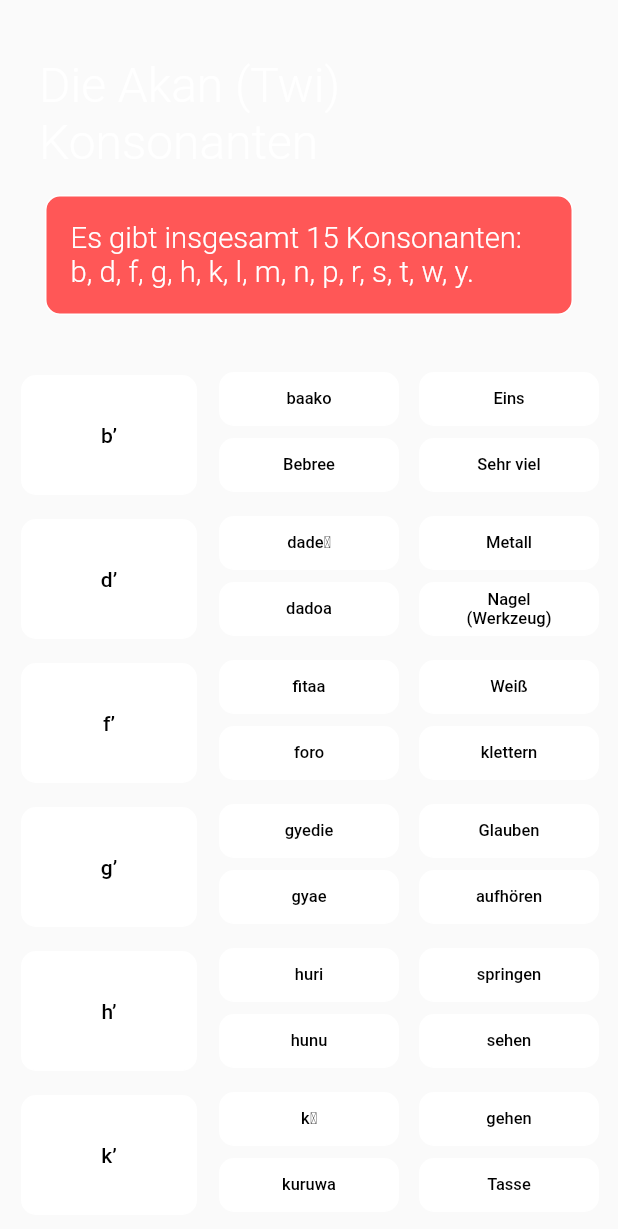
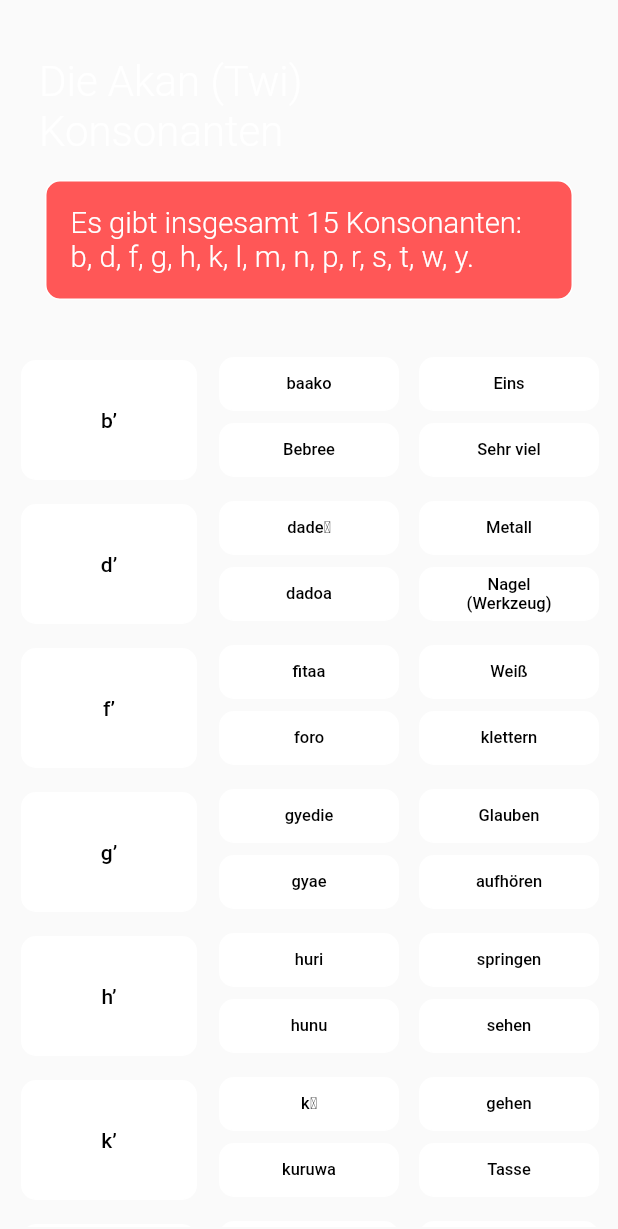
Before and after one commit to BeffJezos/sankofa, a Flutter app: the Konsonanten screen opened directly, on a phone screen of 412 x 824 dp. Shown: the top 1229 px of the screen. Run offline on Flutter 3.47's test engine with Material 2 defaults, Android fonts, the phone set to English and light mode, and no system bars; our stand-ins replace audioplayers, splashscreen.

Commit message:
Zehntes Update

```diff
--- a/lib/styles.dart
+++ b/lib/styles.dart
@@ -2,7 +2,7 @@ import 'package:flutter/material.dart';
 
 const kTitleStyle = TextStyle(
   color: Colors.white,
-  fontSize: 32.0,
+  fontSize: 28.0,
   fontWeight: FontWeight.w300,
 );
 
```
